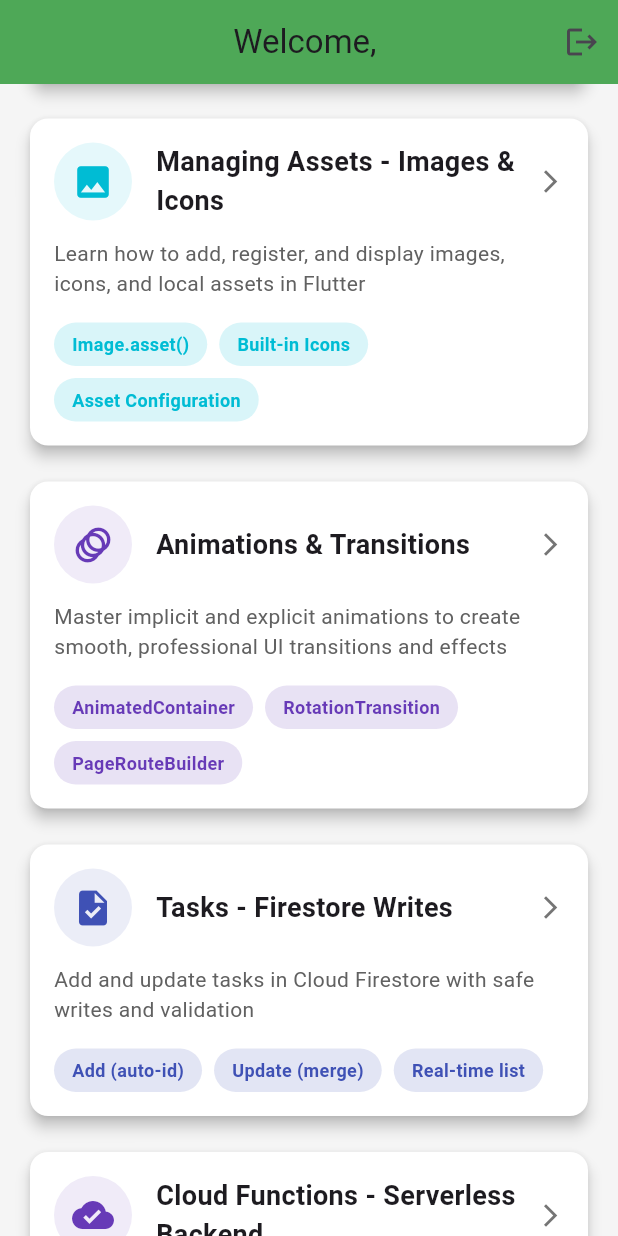
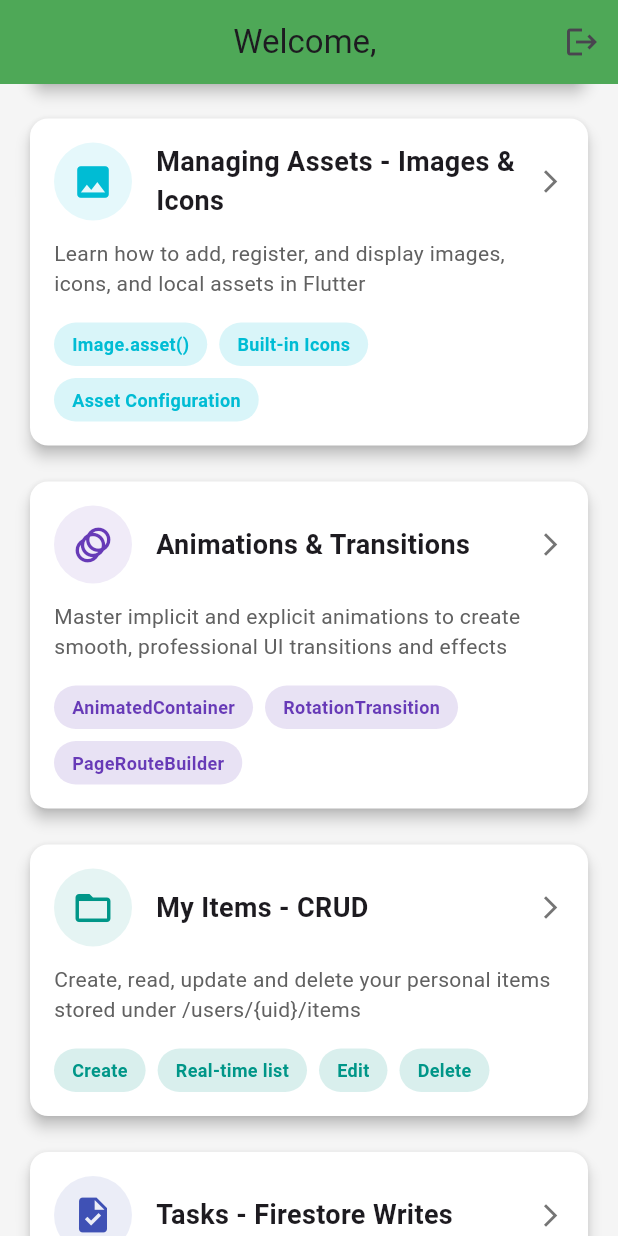
Before and after one commit to kalviumcommunity/S86-0126-Ignite-Building-Smart-Mobile-Experiences-with-Flutter-And-Firebase-Playon, a Flutter app: the screen it shows once a user with an empty profile is signed in, scrolled down 1728 dp, on a phone screen of 412 x 824 dp. Run offline on Flutter 3.47's test engine with Material 3 defaults, Android fonts, the phone set to English and light mode, and no system bars; our stand-ins replace cloud_firestore, cloud_functions, firebase_auth, firebase_core, firebase_messaging, firebase_storage and 3 more; accounts and stored records are empty.

Commit message:
Creating a Basic CRUD Flow Combining UI, Firestore, and Auth

```diff
--- a/s86_0126_flutter_basics/lib/main.dart
+++ b/s86_0126_flutter_basics/lib/main.dart
@@ -19,6 +19,7 @@
 import 'screens/asset_demo.dart';
 import 'screens/animation_demo.dart';
 import 'screens/tasks_screen.dart';
+import 'screens/items_screen.dart';
 import 'screens/query_demo_screen.dart';
 import 'screens/upload_demo_screen.dart';
 import 'screens/cloud_functions_demo.dart';
@@ -88,6 +89,7 @@
         '/asset-demo': (context) => const AssetDemoScreen(),
         '/animation-demo': (context) => const AnimationDemoScreen(),
         '/tasks': (context) => const TasksScreen(),
+        '/items': (context) => const ItemsScreen(),
         '/queries': (context) => const QueryDemoScreen(),
         '/upload': (context) => const UploadDemoScreen(),
         '/cloud-functions': (context) => const CloudFunctionsDemoScreen(),
--- a/s86_0126_flutter_basics/lib/screens/home_screen.dart
+++ b/s86_0126_flutter_basics/lib/screens/home_screen.dart
@@ -235,6 +235,18 @@
                 ),
                 const SizedBox(height: 16),
 
+                // Items CRUD Demo Card
+                CustomCard(
+                  icon: Icons.folder_open,
+                  iconColor: Colors.teal,
+                  title: 'My Items - CRUD',
+                  description:
+                      'Create, read, update and delete your personal items stored under /users/{uid}/items',
+                  features: ['Create', 'Real-time list', 'Edit', 'Delete'],
+                  onTap: () => _navigateToScreen('/items', 'My Items (CRUD)'),
+                ),
+                const SizedBox(height: 16),
+
                 // Tasks / Firestore Demo Card
                 CustomCard(
                   icon: Icons.task,
--- a/s86_0126_flutter_basics/lib/services/firestore_service.dart
+++ b/s86_0126_flutter_basics/lib/services/firestore_service.dart
@@ -89,4 +89,34 @@
   Future<void> deleteTask(String docId) {
     return tasks.doc(docId).delete();
   }
+
+  // --- Per-user items stored under /users/{uid}/items/{itemId} ---
+  CollectionReference itemsForUser(String uid) {
+    return FirebaseFirestore.instance
+        .collection('users')
+        .doc(uid)
+        .collection('items');
+  }
+
+  Future<void> createUserItem(String uid, String title, String description) async {
+    await itemsForUser(uid).add({
+      'title': title,
+      'description': description,
+      'createdAt': Timestamp.now(),
+    });
+  }
+
+  Stream<QuerySnapshot> streamUserItems(String uid) {
+    return itemsForUser(uid)
+        .orderBy('createdAt', descending: true)
+        .snapshots();
+  }
+
+  Future<void> updateUserItem(String uid, String itemId, Map<String, dynamic> data) {
+    return itemsForUser(uid).doc(itemId).set(data, SetOptions(merge: true));
+  }
+
+  Future<void> deleteUserItem(String uid, String itemId) {
+    return itemsForUser(uid).doc(itemId).delete();
+  }
 }
```
Also changed, not shown: s86_0126_flutter_basics/lib/screens/items_screen.dart (added, +180 -0 lines), 1 other file.
